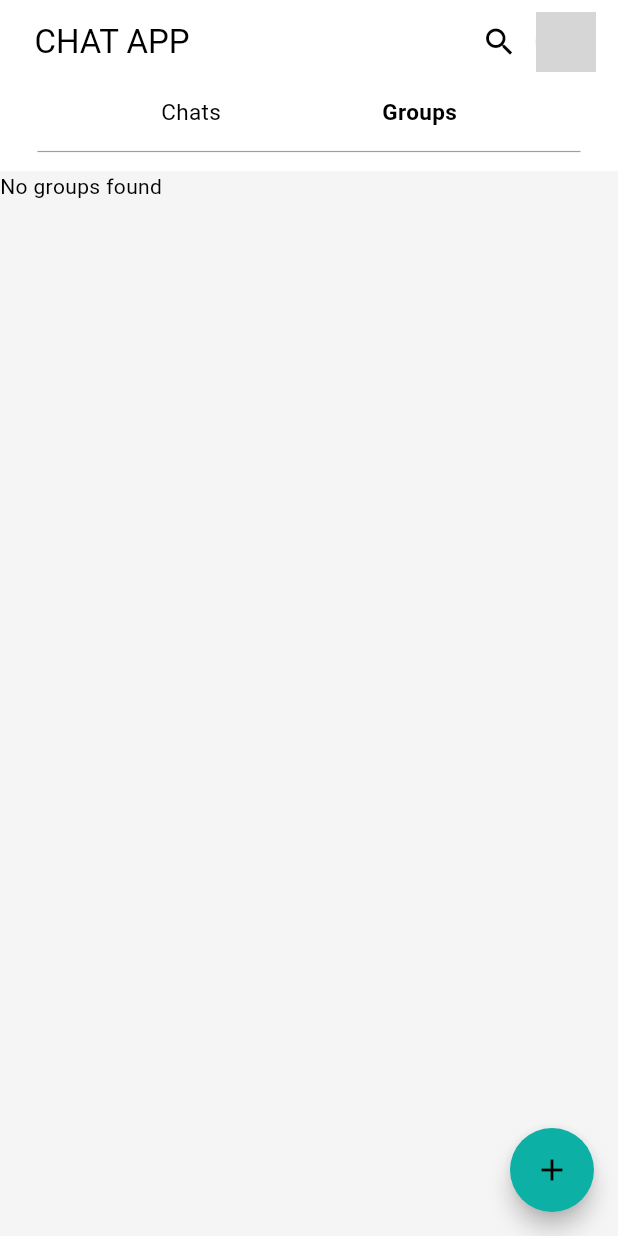
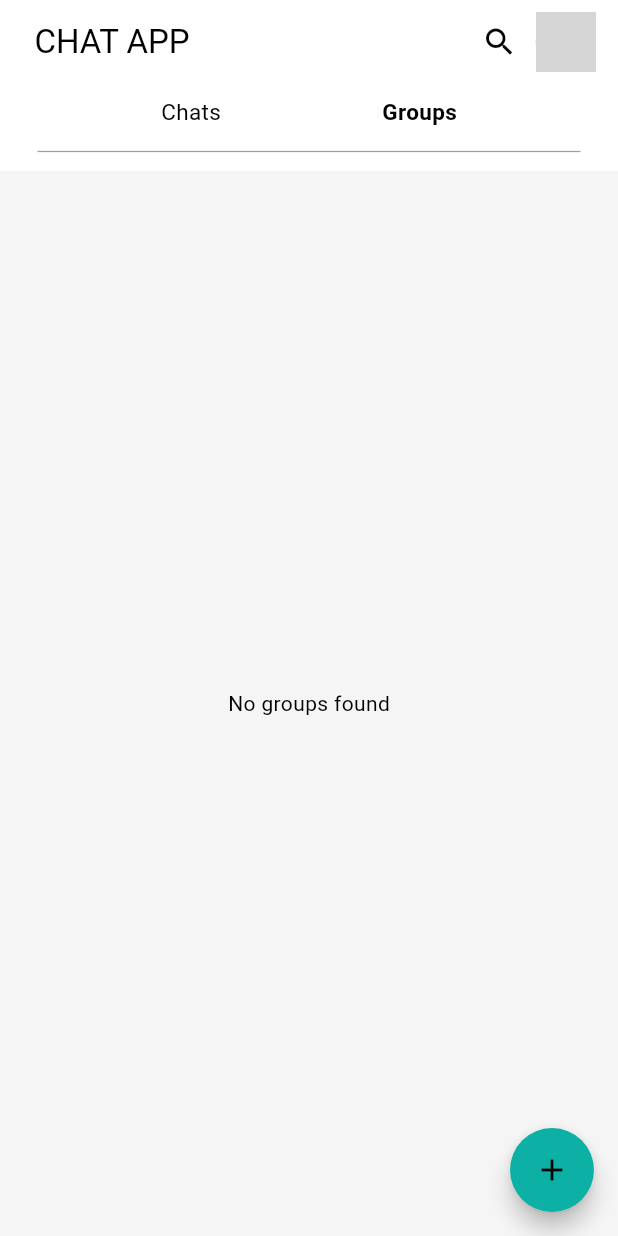
Before and after one commit to zarn-chalamet/updated_chat, a Flutter app: the screen it shows once a user with an empty profile is signed in, after a tap on "Groups", on a phone screen of 412 x 824 dp. Run offline on Flutter 3.47's test engine with Material 3 defaults, Android fonts, the phone set to English and light mode, and no system bars; our stand-ins replace cloud_firestore, firebase_auth, firebase_core, firebase_storage, image_picker; missing offline and left inert: cached_video_player; accounts and stored records are empty; network calls fail; grey boxes are pictures that could not be loaded.

Commit message:
textfield ui changes

```diff
--- a/lib/pages/groups_page.dart
+++ b/lib/pages/groups_page.dart
@@ -101,14 +101,22 @@ class _GroupPageState extends State<GroupPage> {
         final groups = snapshot.data ?? [];
 
         if (groups.isEmpty) {
-          return Text('No groups found');
+          return Center(child: Text('No groups found'));
         }
 
-        return ListView(
-          children: snapshot.data!
-              .map<Widget>(
-                  (groupData) => _buildGroupListItem(groupData, context))
-              .toList(),
+        return Padding(
+          padding: const EdgeInsets.only(left: 4, right: 4),
+          child: Scrollbar(
+            showTrackOnHover: true,
+            thickness: 8.0,
+            radius: Radius.circular(10),
+            child: ListView(
+              children: snapshot.data!
+                  .map<Widget>(
+                      (groupData) => _buildGroupListItem(groupData, context))
+                  .toList(),
+            ),
+          ),
         );
       },
     );
--- a/lib/pages/home.dart
+++ b/lib/pages/home.dart
@@ -53,11 +53,19 @@ class _HomePageState extends State<HomePage> {
           }
 
           //return List View
-          return ListView(
-            children: snapshot.data!
-                .map<Widget>(
-                    (userData) => _buildUserListItem(userData, context))
-                .toList(),
+          return Padding(
+            padding: const EdgeInsets.only(right: 4, left: 4),
+            child: Scrollbar(
+              showTrackOnHover: true,
+              thickness: 8.0,
+              radius: Radius.circular(10),
+              child: ListView(
+                children: snapshot.data!
+                    .map<Widget>(
+                        (userData) => _buildUserListItem(userData, context))
+                    .toList(),
+              ),
+            ),
           );
         });
   }
--- a/lib/utils/login_button.dart
+++ b/lib/utils/login_button.dart
@@ -8,9 +8,9 @@ class LoginButton extends StatelessWidget {
   @override
   Widget build(BuildContext context) {
     return Padding(
-      padding: const EdgeInsets.only(left: 40, right: 40),
+      padding: const EdgeInsets.only(left: 0),
       child: Container(
-          width: MediaQuery.sizeOf(context).width,
+          width: 330,
           height: 55,
           child: MaterialButton(
             onPressed: onPressed,
--- a/lib/utils/textfield.dart
+++ b/lib/utils/textfield.dart
@@ -5,36 +5,45 @@ class TextBox extends StatelessWidget {
   final bool obscureText;
   final String hintText;
   final FocusNode? focusNode;
-  const TextBox(
-      {super.key,
-      required this.controller,
-      required this.obscureText,
-      required this.hintText,
-      this.focusNode});
 
-  // bool _isFocused = false;
+  const TextBox({
+    super.key,
+    required this.controller,
+    required this.obscureText,
+    required this.hintText,
+    this.focusNode,
+  });
+
   @override
   Widget build(BuildContext context) {
     return Padding(
-      padding: const EdgeInsets.only(left: 40, right: 40, bottom: 10),
+      padding: EdgeInsets.only(bottom: 5),
       child: Container(
+        height: 70, // Fixed height
+        width: 330,
+        alignment: Alignment.center,
         child: TextField(
           focusNode: focusNode,
           controller: controller,
           obscureText: obscureText,
-          cursorColor: Color.fromARGB(255, 130, 132, 132),
+          cursorColor: const Color.fromARGB(255, 130, 132, 132),
           decoration: InputDecoration(
             filled: true,
-            fillColor: Color(0xFFCAEEEB),
+            fillColor: const Color(0xFFCAEEEB),
             hintText: hintText.toUpperCase(),
-            hintStyle: TextStyle(
-                letterSpacing: 2, color: Color.fromARGB(255, 167, 169, 167)),
+            hintStyle: const TextStyle(
+              letterSpacing: 2,
+              color: Color.fromARGB(255, 167, 169, 167),
+            ),
+            contentPadding: EdgeInsets.symmetric(
+                vertical: 20,
+                horizontal: 24), // Adjust this to balance vertical padding
             enabledBorder: OutlineInputBorder(
               borderSide: BorderSide(color: Colors.transparent),
               borderRadius: BorderRadius.circular(100),
             ),
             focusedBorder: OutlineInputBorder(
-              borderSide: BorderSide(
+              borderSide: const BorderSide(
                 color: Color.fromARGB(255, 36, 141, 132),
               ),
               borderRadius: BorderRadius.circular(100),
```
